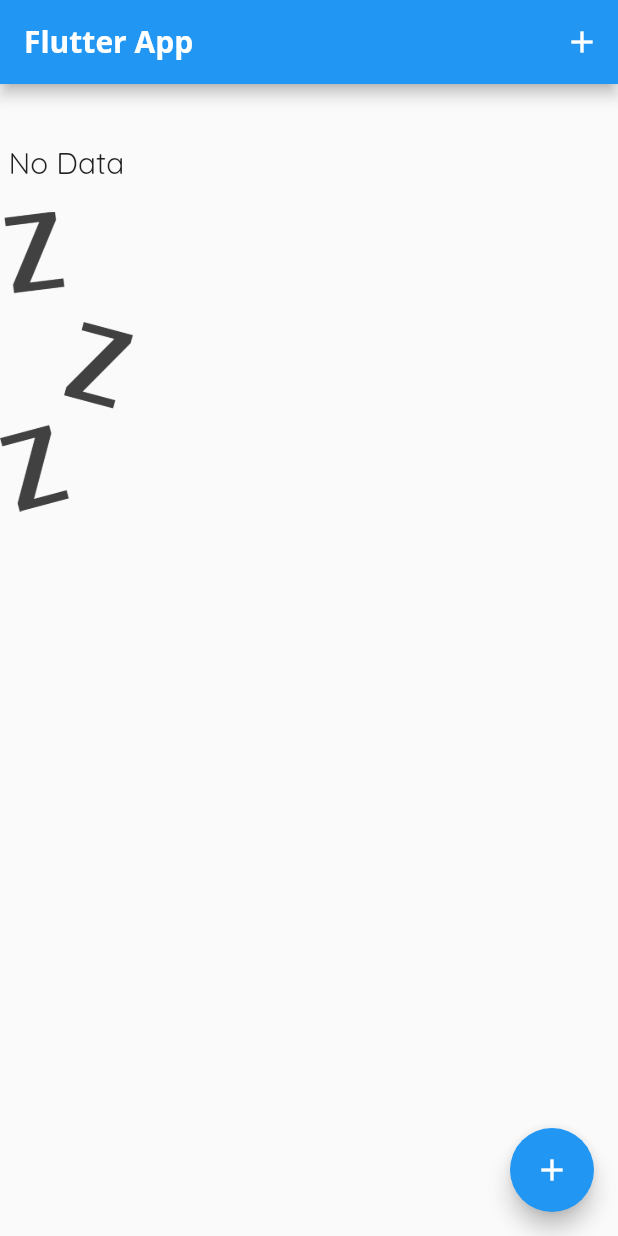
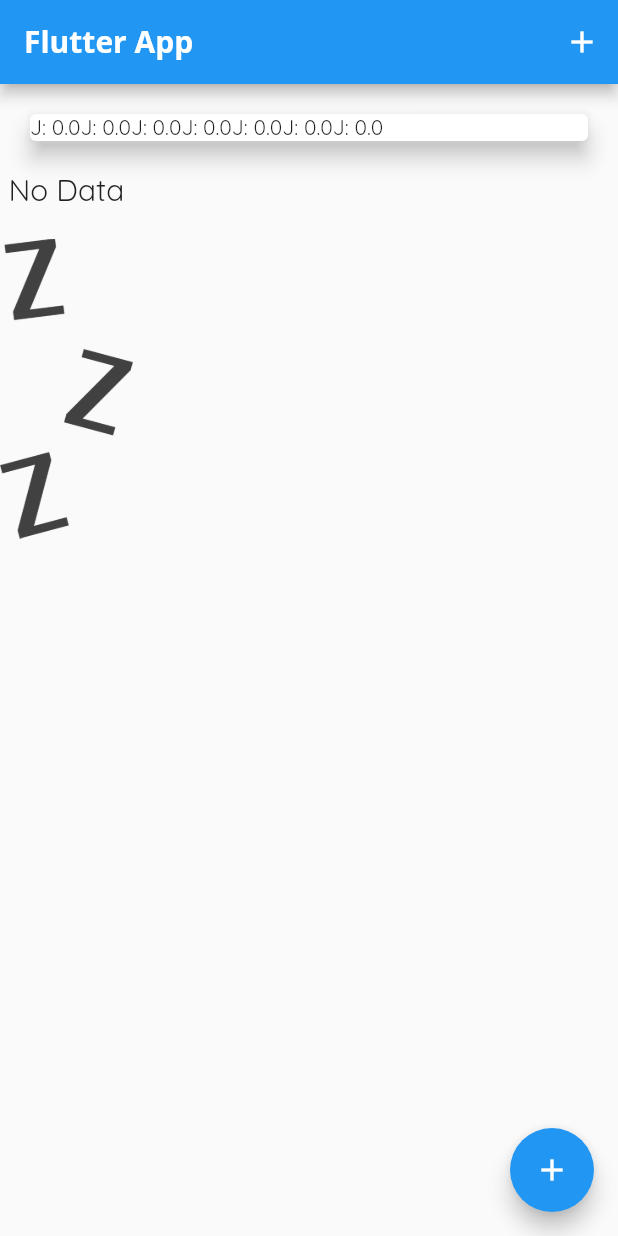
Before and after one commit to hiroshimuto9/flutter_expense_app, a Flutter app: the screen it shows after launch, on a phone screen of 412 x 824 dp. Run offline on Flutter 3.47's test engine with Material 2 defaults, Android fonts, the phone set to English and light mode, and no system bars.

Commit message:
feat: create chart_bar

```diff
--- a/lib/widgets/chart.dart
+++ b/lib/widgets/chart.dart
@@ -24,7 +24,7 @@ class Chart extends StatelessWidget {
       }
 
       return {
-        'day': DateFormat.E(weekDay),
+        'day': DateFormat().format(weekDay).substring(0,1),
         'amount': totalSum
       };
     });
@@ -36,9 +36,9 @@ class Chart extends StatelessWidget {
       elevation: 6,
       margin: EdgeInsets.all(20),
       child: Row(
-        children: <Widget>[
-
-        ],
+        children: groupTransactionValues.map((data) {
+          return Text('${data['day']}: ${data['amount']}');
+        }).toList(),
       ),
     );
   }
```
Also changed, not shown: lib/widgets/chart_bar.dart (added, +47 -0 lines).
